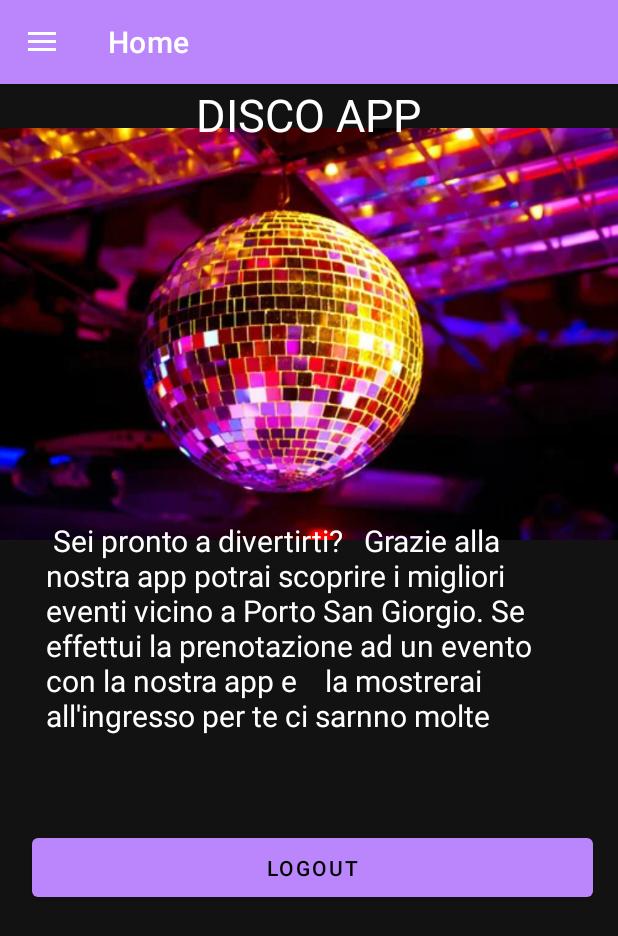
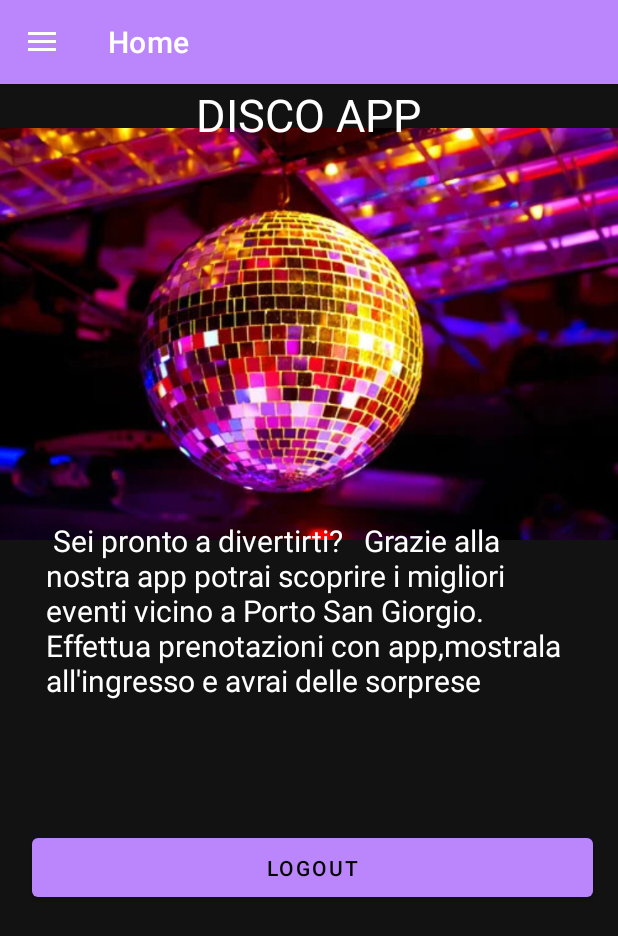
Before and after one commit to 1092407/DiscoApp, an Android app: the screen it shows after launch once a user with an empty profile is signed in (NavDrawActivity), on a phone screen of 412 x 824 dp. Shown: the top 936 px of the screen. Run offline under Robolectric (Android 15) with nearby library versions, the phone set to English and light mode, and no system bars; our stand-ins replace Firebase (no records; nobody signed in at launch, a user with empty details on screens opened directly), navigation-ui.

```diff
--- a/app/src/main/res/layout/fragment_home.xml
+++ b/app/src/main/res/layout/fragment_home.xml
@@ -39,8 +39,8 @@
         android:paddingRight="8dp"
         android:text=" Sei pronto a divertirti?
   Grazie alla nostra app potrai scoprire i migliori eventi vicino a Porto San Giorgio.
-Se effettui la prenotazione ad un evento con la nostra app e
-   la mostrerai all'ingresso per te ci sarnno molte soprese,"
+  Effettua prenotazioni con app,mostrala all'ingresso e avrai delle sorprese
+"
         android:textColor="@android:color/white"
         android:textSize="20dp"
         app:layout_constraintEnd_toEndOf="parent"
```
Also changed, not shown: app/src/main/res/layout/fragment_recensioni.xml (line endings or trailing spaces).
